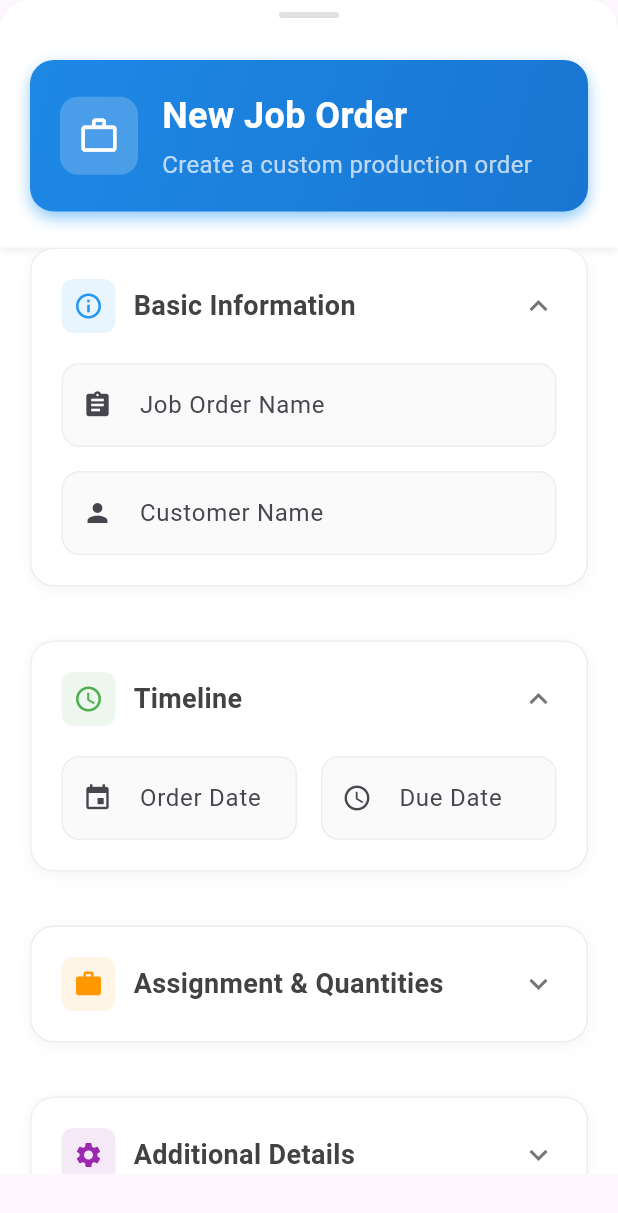
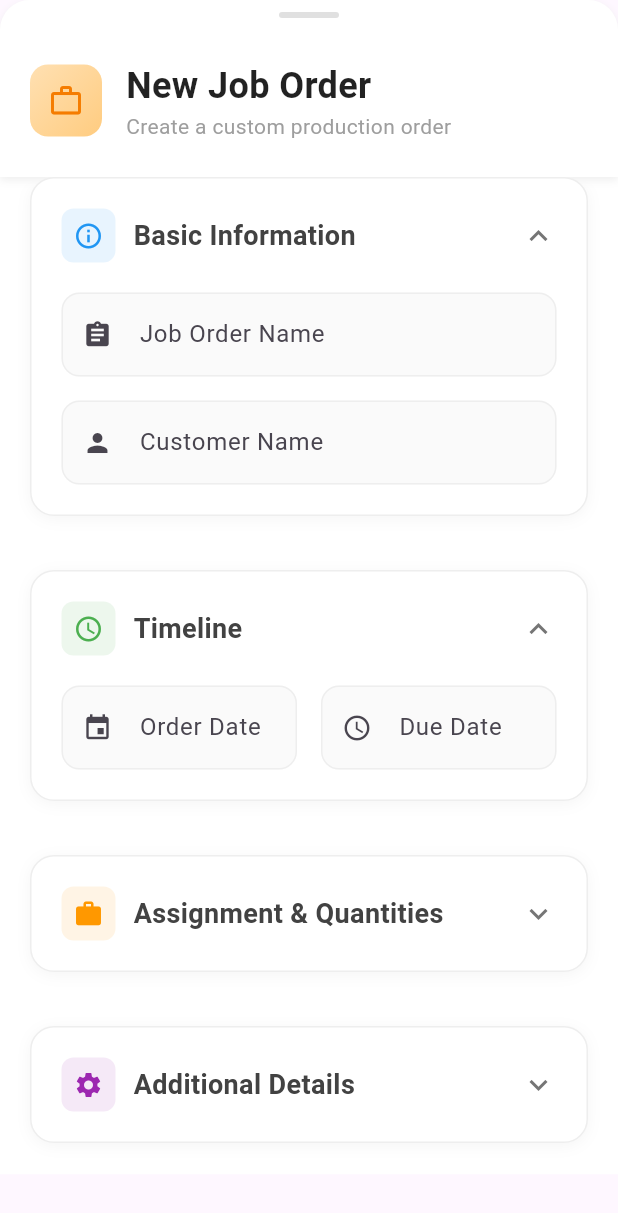
Before and after one commit to joiecruz/fashion_tech, a Flutter app: the AddJobOrderModal widget shown alone on an empty page, opened directly, after a tap on "Continue with Test Data", on a phone screen of 412 x 824 dp. Shown: the top 1213 px of the screen. Run offline on Flutter 3.47's test engine with Material 3 defaults, Android fonts, the phone set to English and light mode, and no system bars; our stand-ins replace cloud_firestore, firebase_auth, firebase_core, firebase_storage, fl_chart, image_picker; accounts and stored records are empty.

Commit message:
feat: Update header layout in AddJobOrderModal for improved aesthetics and readability

```diff
--- a/lib/frontend/job_orders/add_job_order_modal.dart
+++ b/lib/frontend/job_orders/add_job_order_modal.dart
@@ -510,68 +510,48 @@ class _AddJobOrderModalState extends State<AddJobOrderModal>
   }
 
   Widget _buildHeader() {
-    return Container(
-      decoration: BoxDecoration(
-        gradient: LinearGradient(
-          begin: Alignment.topLeft,
-          end: Alignment.bottomRight,
-          colors: [
-            Colors.blue.shade600,
-            Colors.blue.shade700,
-          ],
-        ),
-        borderRadius: BorderRadius.circular(16),
-        boxShadow: [
-          BoxShadow(
-            color: Colors.blue.shade200,
-            blurRadius: 8,
-            offset: const Offset(0, 4),
-          ),
-        ],
-      ),
-      child: Padding(
-        padding: const EdgeInsets.all(20),
-        child: Row(
+    return Row(
       children: [
         Container(
           padding: const EdgeInsets.all(12),
           decoration: BoxDecoration(
-                color: Colors.white.withOpacity(0.2),
+            gradient: LinearGradient(
+              colors: [Colors.orange[100]!, Colors.orange[200]!],
+              begin: Alignment.topLeft,
+              end: Alignment.bottomRight,
+            ),
             borderRadius: BorderRadius.circular(12),
           ),
           child: Icon(
             Icons.work_outline,
-                color: Colors.white,
-                size: 28,
+            color: Colors.orange[700],
+            size: 24,
           ),
         ),
         const SizedBox(width: 16),
-            Expanded(
+        const Expanded(
           child: Column(
             crossAxisAlignment: CrossAxisAlignment.start,
             children: [
               Text(
                 'New Job Order',
                 style: TextStyle(
-                    color: Colors.white,
                   fontSize: 24,
                   fontWeight: FontWeight.bold,
-                  ),
-                ),
-                SizedBox(height: 4),
+                  color: Colors.black87,
+                ),
+              ),
               Text(
                 'Create a custom production order',
                 style: TextStyle(
-                    color: Colors.white70,
-                    fontSize: 16,
-                  ),
-                ),
-              ],
-            ),
-          ),
-        ],
-      ),
-    ),
+                  fontSize: 14,
+                  color: Colors.grey,
+                ),
+              ),
+            ],
+          ),
+        ),
+      ],
     );
   }
 
```
Lines whose indentation alone changed are shown as unchanged.
